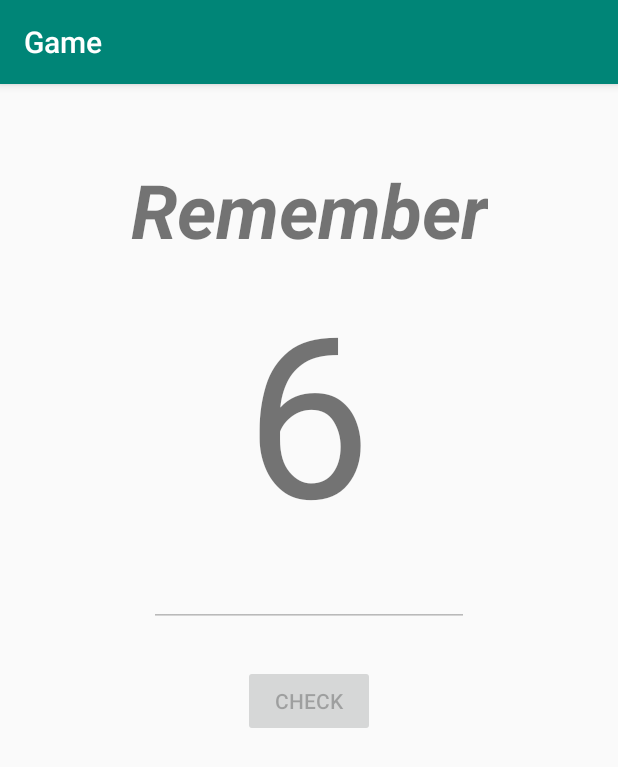
After one commit to AdiThakur/phase, an Android app: the MemoryActivity screen opened directly, with no data from a screen before it, on a phone screen of 412 x 824 dp. The commit adds this screen. Shown: the top 767 px of the screen. Run offline under Robolectric (Android 15) with nearby library versions, the phone set to English and light mode, and no system bars; 1 statement that could not run was skipped.

Commit message:
"Created and added the memory game activity as well as the MemroyGame class. Modified gameSelection in order to incorporate the Memory Game."

```diff
--- a/phase1/Game/app/src/main/AndroidManifest.xml
+++ b/phase1/Game/app/src/main/AndroidManifest.xml
@@ -9,7 +9,8 @@
         android:roundIcon="@mipmap/ic_launcher_round"
         android:supportsRtl="true"
         android:theme="@style/AppTheme">
-        <activity android:name=".StatsActivity"></activity>
+        <activity android:name=".MemoryActivity"></activity>
+        <activity android:name=".StatsActivity" />
         <activity android:name=".GuessActivity" />
         <activity android:name=".gameSelection" />
         <activity android:name=".signUp" />
--- /dev/null
+++ b/phase1/Game/app/src/main/java/com/example/game/MemoryActivity.java
@@ -0,0 +1,136 @@
+package com.example.game;
+
+import androidx.appcompat.app.AlertDialog;
+import androidx.appcompat.app.AppCompatActivity;
+
+import android.content.DialogInterface;
+import android.content.Intent;
+import android.os.Bundle;
+import android.os.CountDownTimer;
+import android.os.Handler;
+import android.util.Log;
+import android.view.View;
+import android.widget.Button;
+import android.widget.EditText;
+import android.widget.TextView;
+import android.widget.Toast;
+
+public class MemoryActivity extends AppCompatActivity {
+
+    private TextView displayNumberTextView;
+    private EditText userNumberEditText;
+    private Button checkButton;
+
+    private MemoryGame memoryGame;
+    private String userName;
+    private CountDownTimer countDownTimer;
+
+    @Override
+    protected void onCreate(Bundle savedInstanceState) {
+        super.onCreate(savedInstanceState);
+        setContentView(R.layout.activity_memory);
+
+        displayNumberTextView = findViewById(R.id.displayNumberTextView);
+        userNumberEditText = findViewById(R.id.userEnteredNumberEditText);
+        checkButton = findViewById(R.id.checkButton);
+
+        Intent intent = getIntent();
+        userName = intent.getStringExtra("user");
+        memoryGame = new MemoryGame(userName, this);
+
+        displaySequence();
+    }
+
+    public void checkEnteredNumber(View view) {
+
+        String enteredNumber = userNumberEditText.getText().toString();
+        userNumberEditText.setText("");
+        Log.i("Memory/Entered", enteredNumber);
+        boolean guessCorrect = memoryGame.checkGuess(enteredNumber);
+        // If not empty
+        if (!enteredNumber.equals("")) {
+            if (guessCorrect) {
+                correctGuess();
+                Log.i("Memory/Answer", "Correct");
+            } else {
+                wrongGuess();
+                Log.i("Memory/Answer", "Wrong");
+            }
+        } else {
+            Toast.makeText(this, "Please enter a number first!", Toast.LENGTH_SHORT).show();
+        }
+    }
+
+    private void displaySequence() {
+
+        checkButton.setEnabled(false);
+        userNumberEditText.setEnabled(false);
+        final String numSeq = memoryGame.displaySequence().toString();
+        Log.i("Memory/Actual", numSeq);
+        final int numSeqLen = numSeq.length();
+
+        countDownTimer = new CountDownTimer((numSeqLen*2000) + 500, 1000) {
+            int counter = 0;
+            @Override
+            public void onTick(long l) {
+                if (counter < numSeqLen) {
+                    displayNumberTextView.setText(numSeq.charAt(counter) + "");
+                    counter++;
+                }
+            }
+            @Override
+            public void onFinish() {
+                displayNumberTextView.setText("");
+                checkButton.setEnabled(true);
+                userNumberEditText.setEnabled(true);
+            }
+        }.start();
+    }
+
+    private void correctGuess() {
+        displaySequence();
+    }
+
+    private void wrongGuess() {
+        countDownTimer.cancel();
+        AlertDialog.Builder builder = new AlertDialog.Builder(this);
+        builder.setTitle("Wrong Sequence! Try Again");
+        builder.setPositiveButton("Okay", new DialogInterface.OnClickListener() {
+            @Override
+            public void onClick(DialogInterface dialogInterface, int i) {
+                displaySequence();
+            }
+        });
+
+        AlertDialog dialog = builder.create();
+        dialog.show();
+
+    }
+
+    @Override
+    public void onBackPressed() {
+
+        AlertDialog.Builder builder = new AlertDialog.Builder(this);
+        builder.setMessage("Are you sure you want to exit?");
+        builder.setNegativeButton("Cancel", new DialogInterface.OnClickListener() {
+            @Override
+            public void onClick(DialogInterface dialogInterface, int i) {
+                displaySequence();
+            }
+        });
+        builder.setPositiveButton("Exit", new DialogInterface.OnClickListener() {
+            @Override
+            public void onClick(DialogInterface dialogInterface, int i) {
+                MemoryActivity.super.onBackPressed();
+            }
+        });
+        AlertDialog dialog = builder.create();
+        dialog.show();
+    }
+
+    @Override
+    protected void onDestroy() {
+        memoryGame.saveData();
+        super.onDestroy();
+    }
+}
--- /dev/null
+++ b/phase1/Game/app/src/main/java/com/example/game/MemoryGame.java
@@ -0,0 +1,61 @@
+package com.example.game;
+
+import android.content.Context;
+import android.util.Log;
+
+import java.util.Random;
+
+public class MemoryGame {
+
+    private User user;
+    private Context appContext;
+    private StringBuilder numberSequence;
+    private long startTime;
+
+
+   MemoryGame(String userName, Context appContext) {
+       this.appContext = appContext;
+       this.user = new DataLoader(this.appContext).loadUser(userName);
+       user.matchStats.incrementGamesPlayed();
+
+       startTime = System.currentTimeMillis();
+       numberSequence = new StringBuilder();
+       generateNumber();
+   }
+
+    private void generateNumber() {
+        Random random = new Random();
+        numberSequence.append(random.nextInt(10));
+   }
+
+   StringBuilder displaySequence() {
+       return numberSequence;
+   }
+
+   private void setUpNextLevel(boolean guessCorrect) {
+
+       if (guessCorrect) {
+           generateNumber();
+       } else {
+           user.matchStats.incrementTotalMistakes();
+           numberSequence = new StringBuilder();
+           generateNumber();
+       }
+   }
+
+   boolean checkGuess(String enteredNumber) {
+
+       boolean guessCorrect = enteredNumber.equals(numberSequence.toString());
+       setUpNextLevel(guessCorrect);
+       return guessCorrect;
+
+   }
+
+   void saveData() {
+       long durationInSeconds = (System.currentTimeMillis() - startTime)/1000;
+       Log.i("MemoryGame - Time Played", durationInSeconds + "");
+       user.matchStats.incrementTimePlayed(durationInSeconds);
+       new DataSaver(this.appContext).saveUser(user, user.getName(), user.getPassword());
+   }
+
+}
--- /dev/null
+++ b/phase1/Game/app/src/main/res/layout/activity_memory.xml
@@ -0,0 +1,60 @@
+<?xml version="1.0" encoding="utf-8"?>
+<androidx.constraintlayout.widget.ConstraintLayout xmlns:android="http://schemas.android.com/apk/res/android"
+    xmlns:app="http://schemas.android.com/apk/res-auto"
+    xmlns:tools="http://schemas.android.com/tools"
+    android:layout_width="match_parent"
+    android:layout_height="match_parent"
+    tools:context=".MemoryActivity">
+
+    <TextView
+        android:id="@+id/displayNumberTextView"
+        android:layout_width="wrap_content"
+        android:layout_height="wrap_content"
+        android:layout_marginBottom="176dp"
+        android:textSize="150sp"
+        app:layout_constraintBottom_toBottomOf="parent"
+        app:layout_constraintEnd_toEndOf="parent"
+        app:layout_constraintHorizontal_bias="0.498"
+        app:layout_constraintStart_toStartOf="parent"
+        app:layout_constraintTop_toBottomOf="@+id/titleTextView"
+        app:layout_constraintVertical_bias="0.0" />
+
+    <TextView
+        android:id="@+id/titleTextView"
+        android:layout_width="wrap_content"
+        android:layout_height="wrap_content"
+        android:layout_marginTop="50dp"
+        android:text="Remember"
+        android:textSize="50sp"
+        android:textStyle="bold|italic"
+        app:layout_constraintBottom_toBottomOf="parent"
+        app:layout_constraintEnd_toEndOf="parent"
+        app:layout_constraintStart_toStartOf="parent"
+        app:layout_constraintTop_toTopOf="parent"
+        app:layout_constraintVertical_bias="0.0" />
+
+    <EditText
+        android:id="@+id/userEnteredNumberEditText"
+        android:layout_width="wrap_content"
+        android:layout_height="wrap_content"
+        android:ems="10"
+        android:inputType="number"
+        app:layout_constraintBottom_toBottomOf="parent"
+        app:layout_constraintEnd_toEndOf="parent"
+        app:layout_constraintStart_toStartOf="parent"
+        app:layout_constraintTop_toBottomOf="@+id/displayNumberTextView"
+        app:layout_constraintVertical_bias="0.0" />
+
+    <Button
+        android:id="@+id/checkButton"
+        android:layout_width="wrap_content"
+        android:layout_height="wrap_content"
+        android:layout_marginTop="25dp"
+        android:onClick="checkEnteredNumber"
+        android:text="Check"
+        app:layout_constraintBottom_toBottomOf="parent"
+        app:layout_constraintEnd_toEndOf="parent"
+        app:layout_constraintStart_toStartOf="parent"
+        app:layout_constraintTop_toBottomOf="@+id/userEnteredNumberEditText"
+        app:layout_constraintVertical_bias="0.0" />
+</androidx.constraintlayout.widget.ConstraintLayout>
```
Also changed, not shown: phase1/Game/app/src/main/java/com/example/game/gameSelection.java (+8 -8 lines), phase1/Game/app/src/main/res/layout/activity_game_selection.xml (+9 -7 lines).
